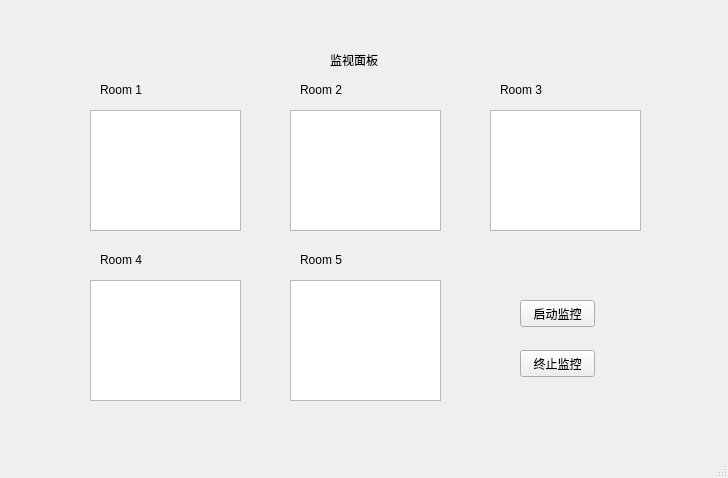
First picture: the form in ManagerClient/mainwindow.ui, repository starsload/46572020, before the edit.
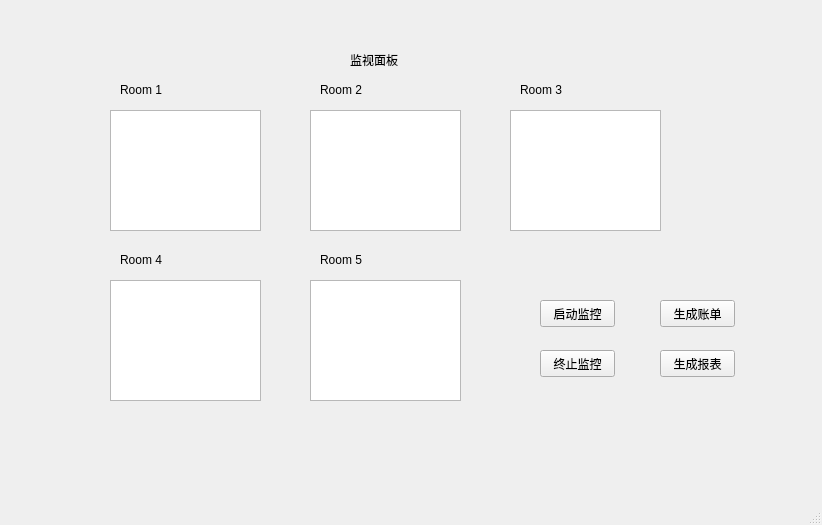
Second picture: the form after the edit.

```diff
--- a/ManagerClient/mainwindow.ui
+++ b/ManagerClient/mainwindow.ui
@@ -6,8 +6,8 @@
    <rect>
     <x>0</x>
     <y>0</y>
-    <width>728</width>
-    <height>478</height>
+    <width>822</width>
+    <height>525</height>
    </rect>
   </property>
   <property name="windowTitle">
@@ -17,7 +17,7 @@
    <widget class="QLabel" name="label_3">
     <property name="geometry">
      <rect>
-      <x>500</x>
+      <x>520</x>
       <y>80</y>
       <width>47</width>
       <height>19</height>
@@ -30,7 +30,7 @@
    <widget class="QPushButton" name="pushButton_2">
     <property name="geometry">
      <rect>
-      <x>520</x>
+      <x>540</x>
       <y>350</y>
       <width>75</width>
       <height>27</height>
@@ -43,7 +43,7 @@
    <widget class="QLabel" name="label_2">
     <property name="geometry">
      <rect>
-      <x>300</x>
+      <x>320</x>
       <y>80</y>
       <width>47</width>
       <height>19</height>
@@ -56,7 +56,7 @@
    <widget class="QTextEdit" name="textEdit_4">
     <property name="geometry">
      <rect>
-      <x>90</x>
+      <x>110</x>
       <y>280</y>
       <width>151</width>
       <height>121</height>
@@ -66,7 +66,7 @@
    <widget class="QLabel" name="label_6">
     <property name="geometry">
      <rect>
-      <x>330</x>
+      <x>350</x>
       <y>50</y>
       <width>51</width>
       <height>19</height>
@@ -79,7 +79,7 @@
    <widget class="QTextEdit" name="textEdit_2">
     <property name="geometry">
      <rect>
-      <x>290</x>
+      <x>310</x>
       <y>110</y>
       <width>151</width>
       <height>121</height>
@@ -89,7 +89,7 @@
    <widget class="QLabel" name="label_5">
     <property name="geometry">
      <rect>
-      <x>300</x>
+      <x>320</x>
       <y>250</y>
       <width>47</width>
       <height>19</height>
@@ -102,7 +102,7 @@
    <widget class="QTextEdit" name="textEdit">
     <property name="geometry">
      <rect>
-      <x>90</x>
+      <x>110</x>
       <y>110</y>
       <width>151</width>
       <height>121</height>
@@ -112,7 +112,7 @@
    <widget class="QTextEdit" name="textEdit_5">
     <property name="geometry">
      <rect>
-      <x>290</x>
+      <x>310</x>
       <y>280</y>
       <width>151</width>
       <height>121</height>
@@ -122,7 +122,7 @@
    <widget class="QTextEdit" name="textEdit_3">
     <property name="geometry">
      <rect>
-      <x>490</x>
+      <x>510</x>
       <y>110</y>
       <width>151</width>
       <height>121</height>
@@ -132,7 +132,7 @@
    <widget class="QLabel" name="label_4">
     <property name="geometry">
      <rect>
-      <x>100</x>
+      <x>120</x>
       <y>250</y>
       <width>47</width>
       <height>19</height>
@@ -145,7 +145,7 @@
    <widget class="QLabel" name="label">
     <property name="geometry">
      <rect>
-      <x>100</x>
+      <x>120</x>
       <y>80</y>
       <width>47</width>
       <height>19</height>
@@ -158,7 +158,7 @@
    <widget class="QPushButton" name="pushButton">
     <property name="geometry">
      <rect>
-      <x>520</x>
+      <x>540</x>
       <y>300</y>
       <width>75</width>
       <height>27</height>
@@ -168,6 +168,32 @@
      <string>启动监控</string>
     </property>
    </widget>
+   <widget class="QPushButton" name="ptn_makeInvoice">
+    <property name="geometry">
+     <rect>
+      <x>660</x>
+      <y>300</y>
+      <width>75</width>
+      <height>27</height>
+     </rect>
+    </property>
+    <property name="text">
+     <string>生成账单</string>
+    </property>
+   </widget>
+   <widget class="QPushButton" name="ptn_makeReport">
+    <property name="geometry">
+     <rect>
+      <x>660</x>
+      <y>350</y>
+      <width>75</width>
+      <height>27</height>
+     </rect>
+    </property>
+    <property name="text">
+     <string>生成报表</string>
+    </property>
+   </widget>
   </widget>
   <widget class="QMenuBar" name="menubar">
    <property name="geometry">
```
Left out of the diff: 2 changed lines with no effect on the pictures.
